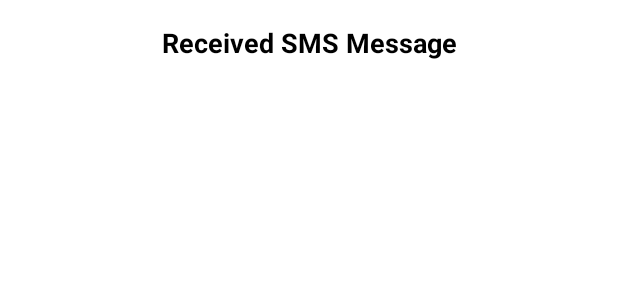
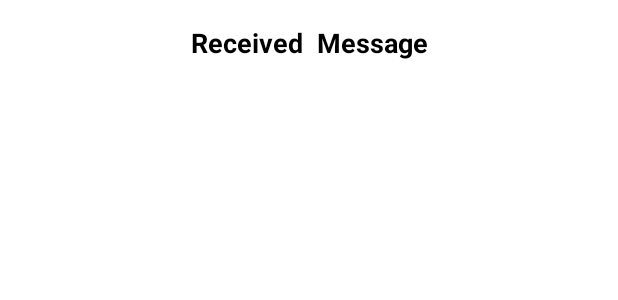
Before and after one commit to Shoykat361/DisplaySms, an Android app: the layout dialog_sms_message.xml on its own in the app's theme, with its tools: preview values and no code run, on a phone screen of 412 x 824 dp. Shown: the top 300 px of the screen. Run offline under Robolectric (Android 15) with nearby library versions, the phone set to English and light mode, and no system bars.

Commit message:
task Done

```diff
--- a/app/src/main/res/layout/custom_notification_layout.xml
+++ b/app/src/main/res/layout/custom_notification_layout.xml
@@ -1,4 +1,5 @@
 <?xml version="1.0" encoding="utf-8"?>
+
     <LinearLayout
         xmlns:android="http://schemas.android.com/apk/res/android"
         android:layout_width="match_parent"
@@ -11,9 +12,9 @@
             android:layout_width="wrap_content"
             android:layout_height="wrap_content"
             android:text="Notification Content"
-        android:textSize="18sp"
+            android:textSize="14sp"
             android:textColor="#000000" />
 
-    <!-- Add any additional views or widgets here for your custom notification layout -->
+
 
     </LinearLayout>
--- a/app/src/main/res/layout/dialog_sms_message.xml
+++ b/app/src/main/res/layout/dialog_sms_message.xml
@@ -12,7 +12,7 @@
         android:textStyle="bold"
         android:textColor="@android:color/black"
         android:gravity="center"
-        android:text="Received SMS Message"/>
+        android:text="Received  Message"/>
 
     <TextView
         android:id="@+id/textViewSmsContent"
```
Also changed, not shown: app/src/main/java/com/shoykat/displaysms/MainActivity.kt (+2 -12 lines). Lines whose indentation alone changed are shown as unchanged.
